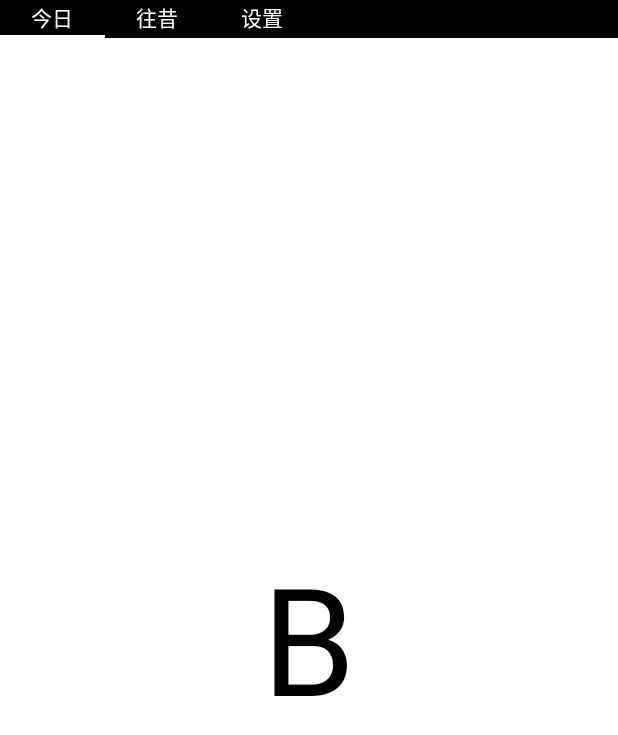
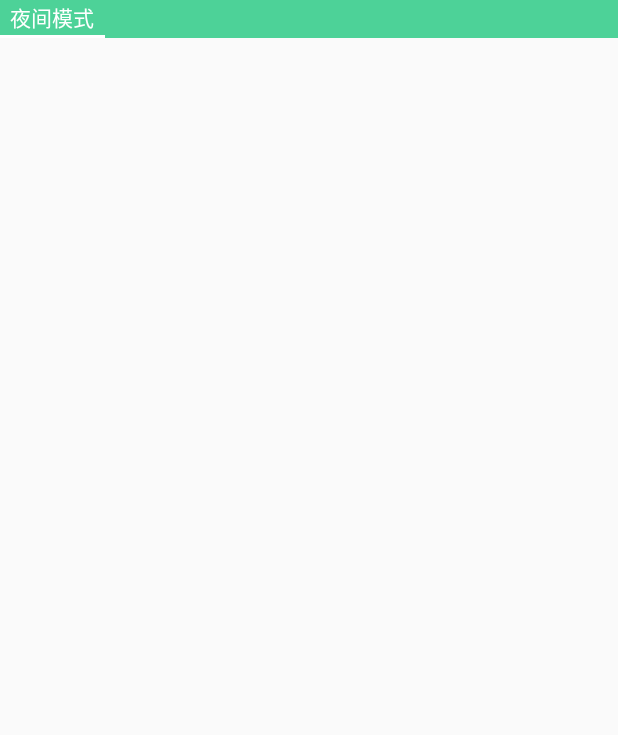
Before and after one commit to qiuyongchen/wind-diary, an Android app: the screen it shows after launch (MainActivity before the commit, SettingActivity after it), after a tap on "设置", on a phone screen of 412 x 824 dp. Shown: the top 735 px of the screen. Run offline under Robolectric (Android 15) with nearby library versions, the phone set to English and light mode, and no system bars; libraries missing offline, so code that uses them is left out: com.umeng.analytics; 2 statements that could not run were skipped; 2 other taps on this screen came first.

Commit message:
trying night mode...（主界面成功！第二个界面也成功） 之前第二个界面的状态栏不能动态变颜色，因为它继承了AppCompatActivity，可能flag会特殊一点。

```diff
--- a/app/src/main/java/com/qiuyongchen/diary/MainActivity.java
+++ b/app/src/main/java/com/qiuyongchen/diary/MainActivity.java
@@ -62,7 +62,7 @@ public class MainActivity extends FragmentActivity {
         }
 
         // change the color of Kitkat 's status bar
-        setStatusStyle();
+        // setStatusStyle();
 
         setContentView(R.layout.activity_main);
 
@@ -101,13 +101,11 @@ public class MainActivity extends FragmentActivity {
         mDPI = dm.densityDpi;
         mTabWidget = 70 * (mDPI / 160);
 
-        c = (Button) findViewById(R.id.button_c);
-
         Log.i(Integer.toString(mDPI), Integer.toString(mTabWidget));
         Log.i("ActivityMain", "initView()");
     }
 
-    public void OnClickP(View view) {
+    public void OnClickNight(View view) {
 /*        Intent intent = new Intent(LockPatternActivity.ACTION_CREATE_PATTERN, null,
                 this, SettingActivity.class);
         startActivityForResult(intent, REQ_CREATE_PATTERN);
@@ -125,6 +123,13 @@ public class MainActivity extends FragmentActivity {
         editor.commit();
 
         recreate();
+    }
+
+    public void OnClickP(View view) {
+        Intent intent = new Intent(LockPatternActivity.ACTION_CREATE_PATTERN, null,
+                this, SettingActivity.class);
+        startActivityForResult(intent, REQ_CREATE_PATTERN);
+
     }
 
     @Override
--- a/app/src/main/res/layout/activity_setting.xml
+++ b/app/src/main/res/layout/activity_setting.xml
@@ -1,41 +1,44 @@
 <?xml version="1.0" encoding="utf-8"?>
-<android.support.design.widget.CoordinatorLayout xmlns:android="http://schemas.android.com/apk/res/android"
+<RelativeLayout xmlns:android="http://schemas.android.com/apk/res/android"
     xmlns:app="http://schemas.android.com/apk/res-auto"
     xmlns:tools="http://schemas.android.com/tools"
+    android:id="@+id/RelativeLayoutContent"
     android:layout_width="match_parent"
     android:layout_height="match_parent"
     android:clipToPadding="false"
     android:fitsSystemWindows="true">
 
-    <android.support.design.widget.AppBarLayout
-        android:id="@+id/AppBarM"
+    <RelativeLayout
+        android:id="@+id/RelativeLayoutTabBar"
         android:layout_width="match_parent"
-        android:layout_height="wrap_content"
-        android:theme="@style/AppTheme.AppBarOverlay">
+        android:layout_height="25dp"
+        android:layout_alignParentTop="true"
+        android:background="?attr/colorPrimary">
 
-        <android.support.v7.widget.Toolbar
-            android:id="@+id/toolbar"
-            android:layout_width="match_parent"
-            android:layout_height="?attr/actionBarSize"
-            android:background="?attr/colorPrimary"
-            app:popupTheme="@style/AppTheme.PopupOverlay" />
+        <LinearLayout
+            android:layout_width="wrap_content"
+            android:layout_height="match_parent"
+            android:layout_above="@+id/imageViewBelow">
 
-    </android.support.design.widget.AppBarLayout>
+            <Button
+                android:id="@+id/buttonNight"
+                android:layout_width="70dp"
+                android:layout_height="match_parent"
+                android:background="?attr/colorPrimary"
+                android:onClick="OnClickNight"
+                android:text="@string/night_mode"
+                android:textColor="@color/white"
+                android:textSize="14sp" />
 
-    <RelativeLayout
-        android:layout_width="match_parent"
-        android:layout_height="match_parent">
 
-        <Button
-            android:id="@+id/button"
-            android:layout_width="wrap_content"
-            android:layout_height="wrap_content"
-            android:layout_centerHorizontal="true"
-            android:layout_centerVertical="true"
-            android:background="?attr/colorPrimary"
-            android:onClick="OnClickPP"
-            android:text="切换夜间模式"
-            android:textColor="@color/white" />
+        </LinearLayout>
+
+        <ImageView
+            android:id="@+id/imageViewBelow"
+            android:layout_width="70dp"
+            android:layout_height="2dp"
+            android:layout_alignParentBottom="true"
+            android:background="@color/white" />
     </RelativeLayout>
 
-</android.support.design.widget.CoordinatorLayout>
+</RelativeLayout>
```
Also changed, not shown: app/src/main/AndroidManifest.xml (+7 -1 lines), app/src/main/java/com/qiuyongchen/diary/SettingActivity.java (+13 -20 lines), app/src/main/res/layout/activity_main.xml (+10 -0 lines).
